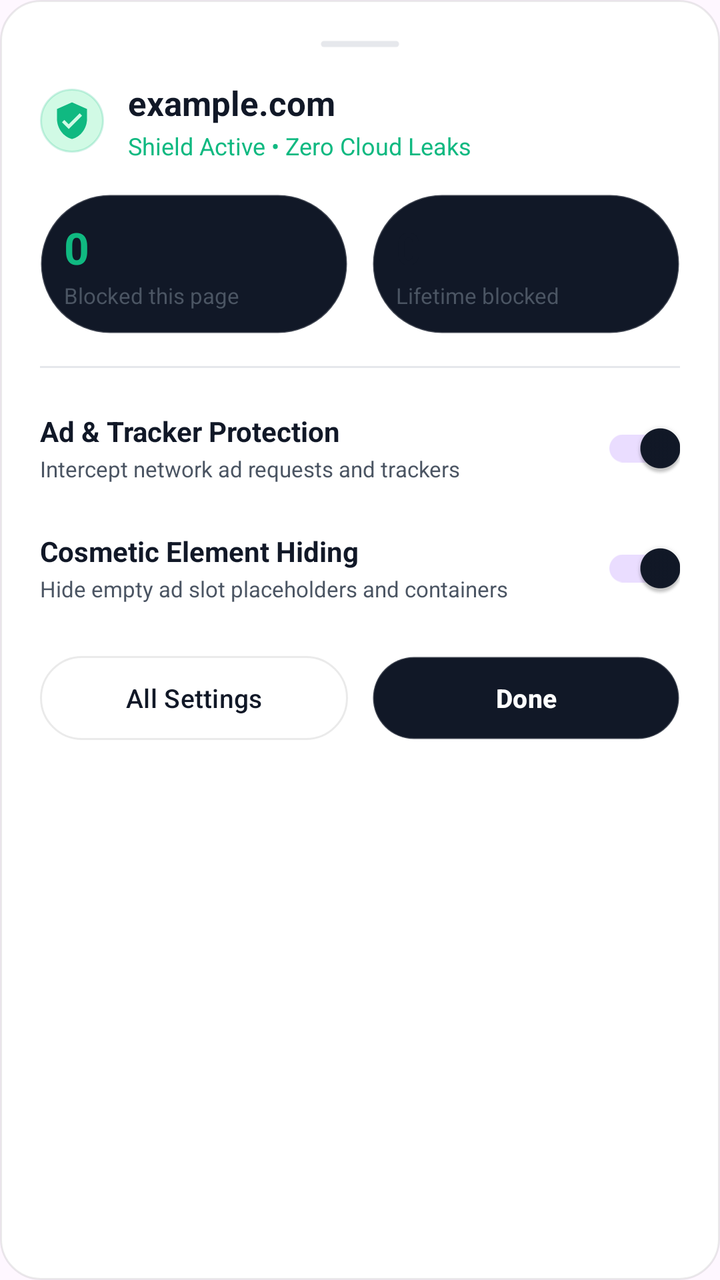
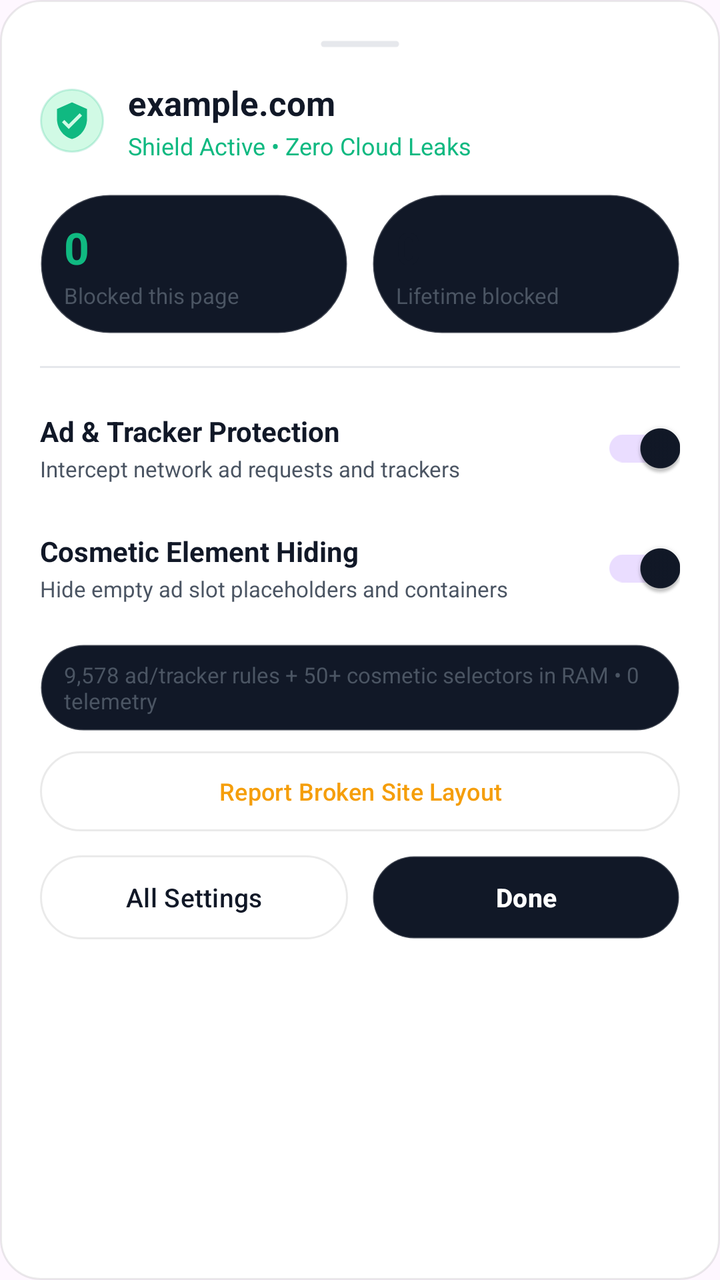

The first picture is an Android layout as it rendered before a commit; the second is the same layout after the commit. The layout source and the unified diff follow.
<!-- AndroidManifest.xml: application theme Theme.NovaBrowser -->
<!-- res/layout/dialog_adblock_shield.xml -->
<?xml version="1.0" encoding="utf-8"?>
<LinearLayout xmlns:android="http://schemas.android.com/apk/res/android"
    xmlns:app="http://schemas.android.com/apk/res-auto"
    android:layout_width="match_parent"
    android:layout_height="wrap_content"
    android:background="@drawable/bg_glass_card"
    android:orientation="vertical"
    android:padding="20dp">

    
    <View
        android:layout_width="40dp"
        android:layout_height="4dp"
        android:layout_gravity="center_horizontal"
        android:layout_marginBottom="16dp"
        android:background="@drawable/bg_glass_pill"
        android:backgroundTint="@color/border" />

    
    <LinearLayout
        android:layout_width="match_parent"
        android:layout_height="wrap_content"
        android:gravity="center_vertical"
        android:orientation="horizontal">

        <ImageView
            android:id="@+id/ivDialogShieldIcon"
            android:layout_width="32dp"
            android:layout_height="32dp"
            android:background="@drawable/bg_badge_emerald"
            android:padding="6dp"
            android:src="@drawable/ic_shield_verified"
            app:tint="@color/accent_emerald" />

        <LinearLayout
            android:layout_width="0dp"
            android:layout_height="wrap_content"
            android:layout_marginStart="12dp"
            android:layout_weight="1"
            android:orientation="vertical">

            <TextView
                android:id="@+id/tvShieldSiteDomain"
                android:layout_width="wrap_content"
                android:layout_height="wrap_content"
                android:text="example.com"
                android:textColor="@color/text_primary"
                android:textSize="17sp"
                android:textStyle="bold" />

            <TextView
                android:id="@+id/tvShieldProtectionStatus"
                android:layout_width="wrap_content"
                android:layout_height="wrap_content"
                android:layout_marginTop="2dp"
                android:text="Shield Active • Zero Cloud Leaks"
                android:textColor="@color/accent_emerald"
                android:textSize="12sp" />
        </LinearLayout>
    </LinearLayout>

    
    <LinearLayout
        android:layout_width="match_parent"
        android:layout_height="wrap_content"
        android:layout_marginTop="16dp"
        android:orientation="horizontal">

        
        <LinearLayout
            android:layout_width="0dp"
            android:layout_height="wrap_content"
            android:layout_marginEnd="6dp"
            android:layout_weight="1"
            android:background="@drawable/bg_glass_pill_dark"
            android:orientation="vertical"
            android:padding="12dp">

            <TextView
                android:id="@+id/tvShieldBlockedThisPage"
                android:layout_width="wrap_content"
                android:layout_height="wrap_content"
                android:text="0"
                android:textColor="@color/accent_emerald"
                android:textSize="22sp"
                android:textStyle="bold" />

            <TextView
                android:layout_width="wrap_content"
                android:layout_height="wrap_content"
                android:layout_marginTop="2dp"
                android:text="Blocked this page"
                android:textColor="@color/text_secondary"
                android:textSize="11sp" />
        </LinearLayout>

        
        <LinearLayout
            android:layout_width="0dp"
            android:layout_height="wrap_content"
            android:layout_marginStart="6dp"
            android:layout_weight="1"
            android:background="@drawable/bg_glass_pill_dark"
            android:orientation="vertical"
            android:padding="12dp">

            <TextView
                android:id="@+id/tvShieldLifetimeTotal"
                android:layout_width="wrap_content"
                android:layout_height="wrap_content"
                android:text="0"
                android:textColor="@color/text_primary"
                android:textSize="22sp"
                android:textStyle="bold" />

            <TextView
                android:layout_width="wrap_content"
                android:layout_height="wrap_content"
                android:layout_marginTop="2dp"
                android:text="Lifetime blocked"
                android:textColor="@color/text_secondary"
                android:textSize="11sp" />
        </LinearLayout>
    </LinearLayout>

    
    <View
        android:layout_width="match_parent"
        android:layout_height="1dp"
        android:layout_marginVertical="16dp"
        android:background="@color/border" />

    
    <LinearLayout
        android:layout_width="match_parent"
        android:layout_height="wrap_content"
        android:gravity="center_vertical"
        android:orientation="horizontal">

        <LinearLayout
            android:layout_width="0dp"
            android:layout_height="wrap_content"
            android:layout_weight="1"
            android:orientation="vertical">

            <TextView
                android:layout_width="wrap_content"
                android:layout_height="wrap_content"
                android:text="Ad &amp; Tracker Protection"
                android:textColor="@color/text_primary"
                android:textSize="14sp"
                android:textStyle="bold" />

            <TextView
                android:layout_width="wrap_content"
                android:layout_height="wrap_content"
                android:layout_marginTop="2dp"
                android:text="Intercept network ad requests and trackers"
                android:textColor="@color/text_secondary"
                android:textSize="11sp" />
        </LinearLayout>

        <com.google.android.material.switchmaterial.SwitchMaterial
            android:id="@+id/switchSiteAdBlock"
            android:layout_width="wrap_content"
            android:layout_height="wrap_content"
            android:checked="true" />
    </LinearLayout>

    
    <LinearLayout
        android:layout_width="match_parent"
        android:layout_height="wrap_content"
        android:layout_marginTop="12dp"
        android:gravity="center_vertical"
        android:orientation="horizontal">

        <LinearLayout
            android:layout_width="0dp"
            android:layout_height="wrap_content"
            android:layout_weight="1"
            android:orientation="vertical">

            <TextView
                android:layout_width="wrap_content"
                android:layout_height="wrap_content"
                android:text="Cosmetic Element Hiding"
                android:textColor="@color/text_primary"
                android:textSize="14sp"
                android:textStyle="bold" />

            <TextView
                android:layout_width="wrap_content"
                android:layout_height="wrap_content"
                android:layout_marginTop="2dp"
                android:text="Hide empty ad slot placeholders and containers"
                android:textColor="@color/text_secondary"
                android:textSize="11sp" />
        </LinearLayout>

        <com.google.android.material.switchmaterial.SwitchMaterial
            android:id="@+id/switchSiteCosmetic"
            android:layout_width="wrap_content"
            android:layout_height="wrap_content"
            android:checked="true" />
    </LinearLayout>

    
    <LinearLayout
        android:layout_width="match_parent"
        android:layout_height="wrap_content"
        android:layout_marginTop="20dp"
        android:orientation="horizontal">

        <Button
            android:id="@+id/btnOpenAdBlockSettings"
            android:layout_width="0dp"
            android:layout_height="42dp"
            android:layout_marginEnd="6dp"
            android:layout_weight="1"
            android:background="@drawable/bg_glass_pill"
            android:text="All Settings"
            android:textAllCaps="false"
            android:textColor="@color/text_primary"
            android:textSize="13sp"
            app:backgroundTint="@null" />

        <Button
            android:id="@+id/btnDoneShield"
            android:layout_width="0dp"
            android:layout_height="42dp"
            android:layout_marginStart="6dp"
            android:layout_weight="1"
            android:background="@drawable/bg_glass_pill_dark"
            android:text="Done"
            android:textAllCaps="false"
            android:textColor="@color/text_on_primary"
            android:textSize="13sp"
            android:textStyle="bold"
            app:backgroundTint="@null" />
    </LinearLayout>

</LinearLayout>
<!-- resources referenced by this layout -->
<resources>
  <color name="accent_emerald">#10B981</color>
  <color name="border">#E5E7EB</color>
  <color name="text_on_primary">#FFFFFF</color>
  <color name="text_primary">#111827</color>
  <color name="text_secondary">#4B5563</color>
  <!-- drawable bg_badge_emerald (drawable) -->
  <?xml version="1.0" encoding="utf-8"?>
  <shape xmlns:android="http://schemas.android.com/apk/res/android"
      android:shape="rectangle">
      <corners android:radius="999dp" />
      <solid android:color="@color/risk_safe_container" />
      <stroke
          android:width="1dp"
          android:color="#3310B981" />
  </shape>
  <!-- drawable bg_glass_card (drawable) -->
  <?xml version="1.0" encoding="utf-8"?>
  <shape xmlns:android="http://schemas.android.com/apk/res/android"
      android:shape="rectangle">
      <corners android:radius="20dp" />
      <solid android:color="@color/surface_bright" />
      <stroke
          android:width="1dp"
          android:color="@color/glass_border" />
  </shape>
  <!-- drawable bg_glass_pill (drawable) -->
  <?xml version="1.0" encoding="utf-8"?>
  <shape xmlns:android="http://schemas.android.com/apk/res/android"
      android:shape="rectangle">
      <corners android:radius="999dp" />
      <solid android:color="@color/glass_elevated" />
      <stroke
          android:width="1dp"
          android:color="@color/glass_border" />
  </shape>
  <!-- drawable bg_glass_pill_dark (drawable) -->
  <?xml version="1.0" encoding="utf-8"?>
  <shape xmlns:android="http://schemas.android.com/apk/res/android"
      android:shape="rectangle">
      <corners android:radius="999dp" />
      <solid android:color="@color/primary" />
      <stroke
          android:width="1dp"
          android:color="#33FFFFFF" />
  </shape>
  <!-- drawable ic_shield_verified (drawable) -->
  <vector xmlns:android="http://schemas.android.com/apk/res/android"
      android:width="24dp"
      android:height="24dp"
      android:viewportWidth="24"
      android:viewportHeight="24">
      <path
          android:fillColor="#FF000000"
          android:pathData="M12,1L3,5v6c0,5.55 3.84,10.74 9,12 5.16,-1.26 9,-6.45 9,-12V5l-9,-4zm-2,16l-4,-4 1.41,-1.41L10,14.17l6.59,-6.59L18,9l-8,8z"/>
  </vector>
  <style name="Theme.NovaBrowser" parent="Theme.Material3.DayNight.NoActionBar">
          <item name="colorPrimary">@color/primary</item>
          <item name="colorPrimaryVariant">@color/primary_variant</item>
          <item name="colorSecondary">@color/accent</item>
          <item name="android:statusBarColor">@color/canvas_base</item>
          <item name="android:windowLightStatusBar">true</item>
          <item name="android:navigationBarColor">@color/canvas_base</item>
          <item name="android:windowLightNavigationBar">true</item>
      </style>
  <color name="risk_safe_container">#D1FAE5</color>
  <color name="surface_bright">#FFFFFF</color>
  <color name="glass_border">#15000000</color>
  <color name="glass_elevated">#F2FFFFFF</color>
  <color name="primary">#111827</color>
  <color name="primary_variant">#1F2937</color>
  <color name="accent">#10B981</color>
  <color name="canvas_base">#F8F9FA</color>
</resources>

<!-- the commit's change to res/layout/dialog_adblock_shield.xml (unified diff, before → after) -->
@@ -206,10 +206,36 @@
     </LinearLayout>
 
     
-    <LinearLayout
-        android:layout_width="match_parent"
-        android:layout_height="wrap_content"
-        android:layout_marginTop="20dp"
+    <TextView
+        android:id="@+id/tvShieldRulesTelemetry"
+        android:layout_width="match_parent"
+        android:layout_height="wrap_content"
+        android:layout_marginTop="14dp"
+        android:background="@drawable/bg_glass_pill_dark"
+        android:paddingHorizontal="12dp"
+        android:paddingVertical="8dp"
+        android:text="9,578 ad/tracker rules + 50+ cosmetic selectors in RAM • 0 telemetry"
+        android:textColor="@color/text_secondary"
+        android:textSize="11sp" />
+
+    
+    <Button
+        android:id="@+id/btnReportBrokenSite"
+        android:layout_width="match_parent"
+        android:layout_height="40dp"
+        android:layout_marginTop="10dp"
+        android:background="@drawable/bg_glass_pill"
+        android:text="Report Broken Site Layout"
+        android:textAllCaps="false"
+        android:textColor="@color/risk_suspicious"
+        android:textSize="12sp"
+        app:backgroundTint="@null" />
+
+    
+    <LinearLayout
+        android:layout_width="match_parent"
+        android:layout_height="wrap_content"
+        android:layout_marginTop="12dp"
         android:orientation="horizontal">
 
         <Button
<!-- resource entries referenced after the edit -->
@@ -2,6 +2,7 @@
 <resources>
   <color name="accent_emerald">#10B981</color>
   <color name="border">#E5E7EB</color>
+  <color name="risk_suspicious">#F59E0B</color>
   <color name="text_on_primary">#FFFFFF</color>
   <color name="text_primary">#111827</color>
   <color name="text_secondary">#4B5563</color>
